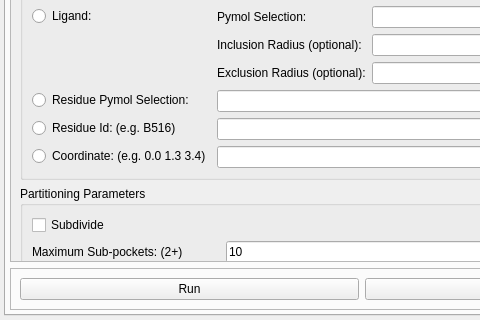
Above: pyvol_plugin/pyvolgui.ui from schlessinger-lab/pyvol before the change; both pictures show x 0 to 480 and y 309 to 629 of the 724 by 629 pixel window. Below: the same form after it.
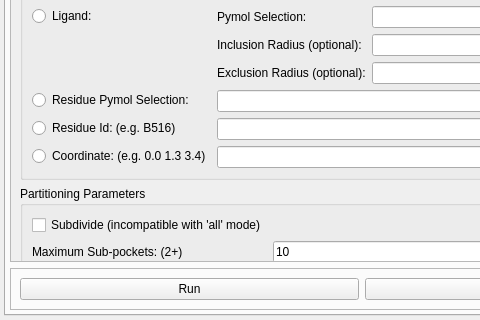
That is the form after the change.

What changed in the file:
```diff
--- a/pyvol_plugin/pyvolgui.ui
+++ b/pyvol_plugin/pyvolgui.ui
@@ -57,7 +57,7 @@
           <property name="geometry">
            <rect>
             <x>0</x>
-            <y>0</y>
+            <y>-194</y>
             <width>688</width>
             <height>784</height>
            </rect>
@@ -268,7 +268,7 @@
               <item row="0" column="0">
                <widget class="QCheckBox" name="subdivide_cbox">
                 <property name="text">
-                 <string>Subdivide</string>
+                 <string>Subdivide (incompatible with 'all' mode)</string>
                 </property>
                </widget>
               </item>
```
